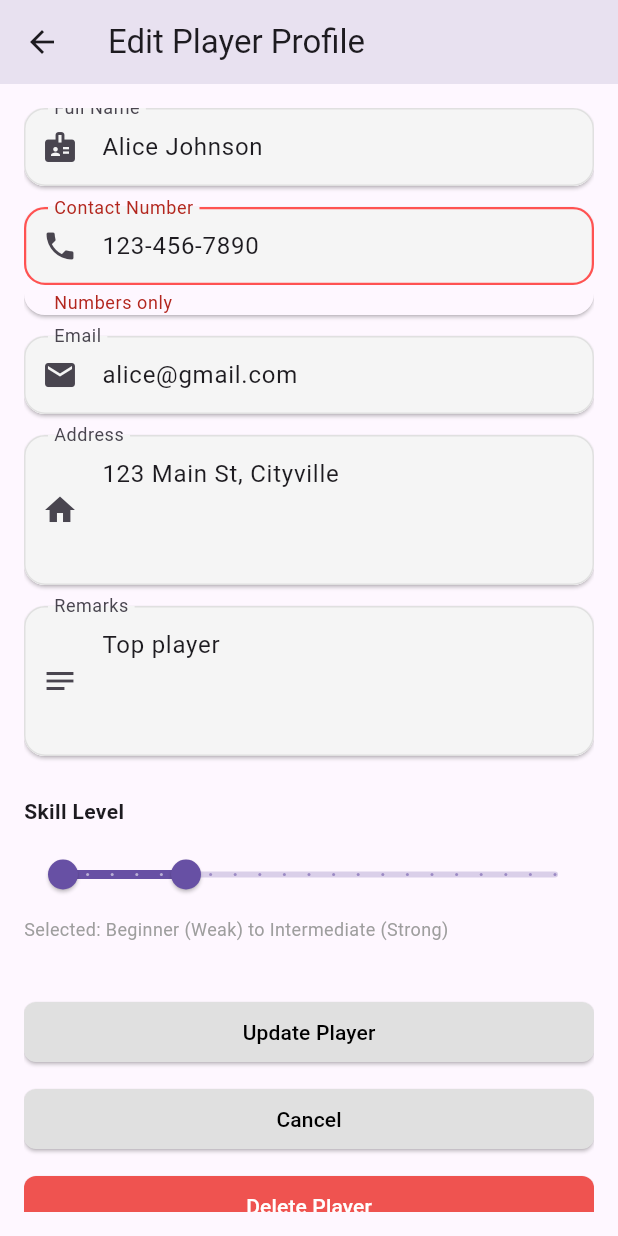
After one commit to Aycees/badminton_system, a Flutter app: the EditPlayerScreen screen opened directly with sample values from the repository, scrolled down 73 dp, after a tap on "Update Player", on a phone screen of 412 x 824 dp. The commit adds this screen. Run offline on Flutter 3.47's test engine with Material 3 defaults, Android fonts, the phone set to English and light mode, and no system bars.

Commit message:
Add player editing functionality with EditPlayerScreen and update PlayersList to handle player taps

```diff
--- a/lib/screens/all_players_screen.dart
+++ b/lib/screens/all_players_screen.dart
@@ -2,6 +2,7 @@ import 'package:flutter/material.dart';
 import '../models/player_item.dart';
 import '../widgets/players_list.dart';
 import 'add_player_screen.dart';
+import 'edit_player_screen.dart';
 
 class AllPlayersScreen extends StatefulWidget {
   const AllPlayersScreen({super.key});
@@ -40,6 +41,23 @@ class _AllPlayersScreenState extends State<AllPlayersScreen> {
       SnackBar(
         content: Text('${player.nickname} has been deleted'),
         duration: const Duration(seconds: 2),
+      ),
+    );
+  }
+
+  void editPlayer(PlayerItem player) async {
+    await Navigator.push(
+      context,
+      MaterialPageRoute(
+        builder: (context) => EditPlayerScreen(
+          player: player,
+          onPlayerUpdated: (updatedPlayer) {
+            setState(() {
+              searchPlayers(); // Refresh the filtered list
+            });
+          },
+          onPlayerDeleted: deletePlayer,
+        ),
       ),
     );
   }
@@ -131,6 +149,7 @@ class _AllPlayersScreenState extends State<AllPlayersScreen> {
             child: PlayersList(
               players: filteredPlayers,
               onPlayerDeleted: deletePlayer,
+              onPlayerTapped: editPlayer,
             ),
           ),
         ],
--- a/lib/screens/edit_player_screen.dart
+++ b/lib/screens/edit_player_screen.dart
@@ -0,0 +1,33 @@
+import 'package:flutter/material.dart';
+import '../models/player_item.dart';
+import '../widgets/edit_player_form.dart';
+
+class EditPlayerScreen extends StatelessWidget {
+  final PlayerItem player;
+  final Function(PlayerItem) onPlayerUpdated;
+  final Function(PlayerItem) onPlayerDeleted;
+
+  const EditPlayerScreen({
+    super.key,
+    required this.player,
+    required this.onPlayerUpdated,
+    required this.onPlayerDeleted,
+  });
+
+  @override
+  Widget build(BuildContext context) {
+    return Scaffold(
+      appBar: AppBar(
+        title: const Text('Edit Player Profile'),
+      ),
+      body: Padding(
+        padding: const EdgeInsets.all(16.0),
+        child: EditPlayerForm(
+          player: player,
+          onPlayerUpdated: onPlayerUpdated,
+          onPlayerDeleted: onPlayerDeleted,
+        ),
+      ),
+    );
+  }
+}
--- /dev/null
+++ b/lib/widgets/edit_player_form.dart
@@ -0,0 +1,420 @@
+import 'package:flutter/material.dart';
+import '../models/player_item.dart';
+
+const badmintonLevels = [
+  {
+    'label': 'Beginner',
+    'marks': ['Weak', 'Mid', 'Strong'],
+  },
+  {
+    'label': 'Intermediate',
+    'marks': ['Weak', 'Mid', 'Strong'],
+  },
+  {
+    'label': 'Level G',
+    'marks': ['Weak', 'Mid', 'Strong'],
+  },
+  {
+    'label': 'Level F',
+    'marks': ['Weak', 'Mid', 'Strong'],
+  },
+  {
+    'label': 'Level E',
+    'marks': ['Weak', 'Mid', 'Strong'],
+  },
+  {
+    'label': 'Level D',
+    'marks': ['Weak', 'Mid', 'Strong'],
+  },
+  {
+    'label': 'Open',
+    'marks': [],
+  },
+];
+
+class EditPlayerForm extends StatefulWidget {
+  final PlayerItem player;
+  final Function(PlayerItem) onPlayerUpdated;
+  final Function(PlayerItem) onPlayerDeleted;
+
+  const EditPlayerForm({
+    super.key,
+    required this.player,
+    required this.onPlayerUpdated,
+    required this.onPlayerDeleted,
+  });
+
+  @override
+  State<EditPlayerForm> createState() => _EditPlayerFormState();
+}
+
+class _EditPlayerFormState extends State<EditPlayerForm> {
+  late RangeValues sliderValues;
+  late TextEditingController nicknameController;
+  late TextEditingController fullNameController;
+  late TextEditingController contactNumberController;
+  late TextEditingController emailController;
+  late TextEditingController addressController;
+  late TextEditingController remarksController;
+  final _error = <String, String?>{};
+
+  @override
+  void initState() {
+    super.initState();
+    // Pre-fill form fields with existing player data
+    nicknameController = TextEditingController(text: widget.player.nickname);
+    fullNameController = TextEditingController(text: widget.player.fullName);
+    contactNumberController = TextEditingController(
+      text: widget.player.contactNumber,
+    );
+    emailController = TextEditingController(text: widget.player.email);
+    addressController = TextEditingController(text: widget.player.address);
+    remarksController = TextEditingController(text: widget.player.remarks);
+
+    // Set slider values based on current player levels
+    sliderValues = RangeValues(
+      getLevelValue(widget.player.levelStart),
+      getLevelValue(widget.player.levelEnd),
+    );
+  }
+
+  @override
+  void dispose() {
+    nicknameController.dispose();
+    fullNameController.dispose();
+    contactNumberController.dispose();
+    emailController.dispose();
+    addressController.dispose();
+    remarksController.dispose();
+    super.dispose();
+  }
+
+  double getLevelValue(String levelString) {
+    // Convert level string back to slider value
+    for (int i = 0; i < badmintonLevels.length; i++) {
+      final level = badmintonLevels[i];
+      final levelLabel = level['label'] as String;
+      final marks = (level['marks'] as List).cast<String>();
+
+      if (marks.isEmpty) {
+        // For "Open" level
+        if (levelString == levelLabel) {
+          return i * 3.0;
+        }
+      } else {
+        // For levels with marks
+        for (int j = 0; j < marks.length; j++) {
+          String fullLabel = '$levelLabel (${marks[j]})';
+          if (levelString == fullLabel) {
+            return i * 3.0 + j;
+          }
+        }
+      }
+    }
+    return 0.0; // Default to first level if not found
+  }
+
+  String getLevelLabel(double value) {
+    int idx = value ~/ 3;
+    int markIdx = value % 3 == 0
+        ? 0
+        : value % 3 == 1
+        ? 1
+        : 2;
+    final level = badmintonLevels[idx];
+    final marks = (level['marks'] as List).cast<String>();
+    // For Open, no marks
+    if (marks.isEmpty) return level['label'] as String;
+    return '${level['label']} (${marks[markIdx]})';
+  }
+
+  bool validateFields() {
+    bool valid = true;
+    setState(() {
+      _error['nickname'] = nicknameController.text.trim().isEmpty
+          ? 'Nickname Required'
+          : null;
+      _error['fullName'] = fullNameController.text.trim().isEmpty
+          ? 'Fullname Required'
+          : null;
+      _error['contactNumber'] = contactNumberController.text.trim().isEmpty
+          ? 'Contact Number Required'
+          : null;
+      _error['email'] = emailController.text.trim().isEmpty
+          ? 'Email Required'
+          : null;
+      _error['address'] = addressController.text.trim().isEmpty
+          ? 'Address Required'
+          : null;
+    });
+    final contact = contactNumberController.text.trim();
+    if (contact.isEmpty) {
+      _error['contactNumber'] = 'Contact Number Required';
+    } else if (!RegExp(r'^\d+$').hasMatch(contact)) {
+      _error['contactNumber'] = 'Numbers only';
+    } else {
+      _error['contactNumber'] = null;
+    }
+    for (final v in _error.values) {
+      if (v != null) valid = false;
+    }
+    return valid;
+  }
+
+  void updatePlayer() {
+    if (validateFields()) {
+      final updatedPlayer = PlayerItem(
+        nickname: nicknameController.text.trim(),
+        fullName: fullNameController.text.trim(),
+        contactNumber: contactNumberController.text.trim(),
+        email: emailController.text.trim(),
+        address: addressController.text.trim(),
+        remarks: remarksController.text.trim(),
+        levelStart: getLevelLabel(sliderValues.start),
+        levelEnd: getLevelLabel(sliderValues.end),
+      );
+
+      // Find and update the player in the main list
+      final index = PlayerItem.playerList.indexOf(widget.player);
+      if (index != -1) {
+        PlayerItem.playerList[index] = updatedPlayer;
+      }
+
+      widget.onPlayerUpdated(updatedPlayer);
+
+      ScaffoldMessenger.of(context).showSnackBar(
+        SnackBar(
+          content: Text('Player updated: ${nicknameController.text}'),
+        ),
+      );
+      Navigator.pop(context);
+    }
+  }
+
+  Future<void> deletePlayer() async {
+    final bool? shouldDelete = await showDialog<bool>(
+      context: context,
+      builder: (BuildContext context) {
+        return AlertDialog(
+          title: const Text('Delete Player'),
+          content: Text(
+            'Are you sure you want to permanently delete "${widget.player.nickname}" (${widget.player.fullName})? This action cannot be undone.',
+          ),
+          actions: [
+            TextButton(
+              onPressed: () => Navigator.of(context).pop(false),
+              child: const Text('Cancel'),
+            ),
+            TextButton(
+              onPressed: () => Navigator.of(context).pop(true),
+              style: TextButton.styleFrom(foregroundColor: Colors.red),
+              child: const Text('Delete'),
+            ),
+          ],
+        );
+      },
+    );
+
+    if (shouldDelete == true) {
+      PlayerItem.playerList.remove(widget.player);
+      widget.onPlayerDeleted(widget.player);
+
+      ScaffoldMessenger.of(context).showSnackBar(
+        SnackBar(
+          content: Text('${widget.player.nickname} has been deleted'),
+        ),
+      );
+      Navigator.pop(context);
+    }
+  }
+
+  @override
+  Widget build(BuildContext context) {
+    return SingleChildScrollView(
+      child: Column(
+        crossAxisAlignment: CrossAxisAlignment.start,
+        children: [
+          ...[
+            {
+              'controller': nicknameController,
+              'label': 'Nickname',
+              'icon': const Icon(Icons.person),
+              'error': _error['nickname'],
+              'maxLines': 1,
+            },
+            {
+              'controller': fullNameController,
+              'label': 'Full Name',
+              'icon': const Icon(Icons.badge),
+              'error': _error['fullName'],
+              'maxLines': 1,
+            },
+            {
+              'controller': contactNumberController,
+              'label': 'Contact Number',
+              'icon': const Icon(Icons.phone),
+              'error': _error['contactNumber'],
+              'maxLines': 1,
+            },
+            {
+              'controller': emailController,
+              'label': 'Email',
+              'icon': const Icon(Icons.email),
+              'error': _error['email'],
+              'maxLines': 1,
+              'keyboardType': TextInputType.emailAddress,
+            },
+            {
+              'controller': addressController,
+              'label': 'Address',
+              'icon': const Icon(Icons.home),
+              'error': _error['address'],
+              'maxLines': 3,
+            },
+            {
+              'controller': remarksController,
+              'label': 'Remarks',
+              'icon': const Icon(Icons.notes),
+              'error': null,
+              'maxLines': 3,
+            },
+          ].map(
+            (field) => Padding(
+              padding: const EdgeInsets.symmetric(vertical: 7.0),
+              child: Material(
+                elevation: 1,
+                borderRadius: BorderRadius.circular(14),
+                child: TextField(
+                  controller: field['controller'] as TextEditingController,
+                  decoration: InputDecoration(
+                    labelText: field['label'] as String,
+                    prefixIcon: field['icon'] as Widget,
+                    errorText: field['error'] as String?,
+                    filled: true,
+                    fillColor: Colors.grey[100],
+                    enabledBorder: OutlineInputBorder(
+                      borderRadius: BorderRadius.circular(14),
+                      borderSide: BorderSide(color: Colors.grey.shade300),
+                    ),
+                    focusedBorder: OutlineInputBorder(
+                      borderRadius: BorderRadius.circular(14),
+                      borderSide: const BorderSide(
+                        color: Colors.blueAccent,
+                        width: 1.5,
+                      ),
+                    ),
+                    errorBorder: OutlineInputBorder(
+                      borderRadius: BorderRadius.circular(14),
+                      borderSide: const BorderSide(
+                        color: Colors.redAccent,
+                        width: 1.5,
+                      ),
+                    ),
+                    contentPadding: const EdgeInsets.symmetric(
+                      vertical: 14,
+                      horizontal: 16,
+                    ),
+                  ),
+                  maxLines: field['maxLines'] as int,
+                  keyboardType: field['keyboardType'] as TextInputType?,
+                ),
+              ),
+            ),
+          ),
+          const SizedBox(height: 20),
+          Column(
+            crossAxisAlignment: CrossAxisAlignment.start,
+            children: [
+              const Text(
+                'Skill Level',
+                style: TextStyle(fontWeight: FontWeight.bold),
+              ),
+              const SizedBox(height: 8),
+              RangeSlider(
+                min: 0,
+                max: 20,
+                divisions: 20,
+                labels: RangeLabels(
+                  getLevelLabel(sliderValues.start),
+                  getLevelLabel(sliderValues.end),
+                ),
+                values: sliderValues,
+                onChanged: (values) {
+                  setState(() {
+                    sliderValues = values;
+                  });
+                },
+              ),
+              Padding(
+                padding: const EdgeInsets.only(top: 4.0),
+                child: Text(
+                  'Selected: ${getLevelLabel(sliderValues.start)} to ${getLevelLabel(sliderValues.end)}',
+                  style: const TextStyle(fontSize: 12, color: Colors.grey),
+                ),
+              ),
+              const SizedBox(height: 16),
+            ],
+          ),
+          const SizedBox(height: 20),
+          Column(
+            children: [
+              // Update Player Button
+              SizedBox(
+                width: double.infinity,
+                child: ElevatedButton(
+                  onPressed: updatePlayer,
+                  style: ElevatedButton.styleFrom(
+                    backgroundColor: Colors.grey[300],
+                    shape: RoundedRectangleBorder(
+                      borderRadius: BorderRadius.circular(8.0),
+                    ),
+                  ),
+                  child: const Text(
+                    'Update Player',
+                    style: TextStyle(color: Colors.black),
+                  ),
+                ),
+              ),
+              const SizedBox(height: 10),
+              // Cancel Button
+              SizedBox(
+                width: double.infinity,
+                child: ElevatedButton(
+                  onPressed: () => Navigator.pop(context),
+                  style: ElevatedButton.styleFrom(
+                    backgroundColor: Colors.grey[300],
+                    shape: RoundedRectangleBorder(
+                      borderRadius: BorderRadius.circular(8.0),
+                    ),
+                  ),
+                  child: const Text(
+                    'Cancel',
+                    style: TextStyle(color: Colors.black),
+                  ),
+                ),
+              ),
+              const SizedBox(height: 10),
+              // Delete Player Button
+              SizedBox(
+                width: double.infinity,
+                child: ElevatedButton(
+                  onPressed: deletePlayer,
+                  style: ElevatedButton.styleFrom(
+                    backgroundColor: Colors.red[400],
+                    shape: RoundedRectangleBorder(
+                      borderRadius: BorderRadius.circular(8.0),
+                    ),
+                  ),
+                  child: const Text(
+                    'Delete Player',
+                    style: TextStyle(color: Colors.white),
+                  ),
+                ),
+              ),
+            ],
+          ),
+        ],
+      ),
+    );
+  }
+}
--- a/lib/widgets/players_list.dart
+++ b/lib/widgets/players_list.dart
@@ -4,11 +4,13 @@ import '../models/player_item.dart';
 class PlayersList extends StatefulWidget {
   final List<PlayerItem> players;
   final Function(PlayerItem) onPlayerDeleted;
+  final Function(PlayerItem) onPlayerTapped;
 
   const PlayersList({
     super.key,
     required this.players,
     required this.onPlayerDeleted,
+    required this.onPlayerTapped,
   });
 
   @override
@@ -90,6 +92,7 @@ class _PlayersListState extends State<PlayersList> {
                 horizontal: 14,
                 vertical: 8,
               ),
+              onTap: () => widget.onPlayerTapped(player),
               leading: const CircleAvatar(
                 radius: 18,
                 backgroundColor: Colors.blueAccent,
```
